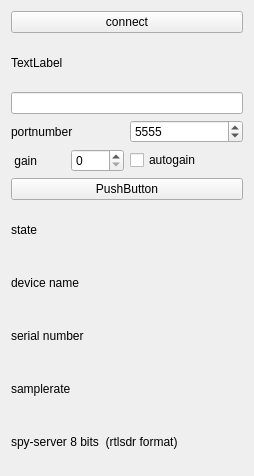
Old version of the form sources/devices/spy-server-8/spyserver-widget-8.ui in the repository JvanKatwijk/qt-dab.
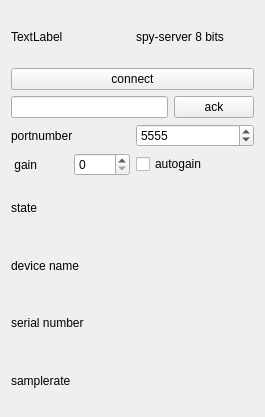
New version of the form. Custom widgets are drawn as their Qt base class.

What changed in the file:
```diff
--- a/sources/devices/spy-server-8/spyserver-widget-8.ui
+++ b/sources/devices/spy-server-8/spyserver-widget-8.ui
@@ -6,8 +6,8 @@
    <rect>
     <x>0</x>
     <y>0</y>
-    <width>254</width>
-    <height>476</height>
+    <width>265</width>
+    <height>417</height>
    </rect>
   </property>
   <property name="windowTitle">
@@ -17,23 +17,44 @@
    <item>
     <layout class="QHBoxLayout" name="horizontalLayout">
      <item>
-      <widget class="QPushButton" name="spyServer_connect">
+      <widget class="clickablelabel" name="copyrightLabel">
        <property name="text">
-        <string>connect</string>
+        <string>TextLabel</string>
+       </property>
+      </widget>
+     </item>
+     <item>
+      <widget class="QLabel" name="label">
+       <property name="toolTip">
+        <string>&lt;html&gt;&lt;head/&gt;&lt;body&gt;&lt;p&gt;The url  &amp;quot;https://airspy.com/directory/&amp;quot; shows a list of publicly available spy servers. However, note that for Qt-DAB one needs at least 2 Msamples/second (for 8 bit samples this means 4 Mb/s)&lt;/p&gt;&lt;p/&gt;&lt;p/&gt;&lt;/body&gt;&lt;/html&gt;</string>
+       </property>
+       <property name="text">
+        <string>spy-server 8 bits  </string>
        </property>
       </widget>
      </item>
     </layout>
    </item>
    <item>
-    <widget class="QLabel" name="lblHelp">
+    <widget class="QPushButton" name="spyServer_connect">
      <property name="text">
-      <string>TextLabel</string>
+      <string>connect</string>
      </property>
     </widget>
    </item>
    <item>
-    <widget class="QLineEdit" name="hostLineEdit"/>
+    <layout class="QHBoxLayout" name="horizontalLayout_3">
+     <item>
+      <widget class="QLineEdit" name="hostLineEdit"/>
+     </item>
+     <item>
+      <widget class="QPushButton" name="ackButton">
+       <property name="text">
+        <string>ack</string>
+       </property>
+      </widget>
+     </item>
+    </layout>
    </item>
    <item>
     <layout class="QHBoxLayout" name="horizontalLayout_4">
@@ -85,13 +106,6 @@
      </item>
     </layout>
    </item>
-   <item>
-    <widget class="QPushButton" name="xml_dumpButton">
-     <property name="text">
-      <string>PushButton</string>
-     </property>
-    </widget>
-   </item>
    <item>
     <widget class="QLabel" name="theState">
      <property name="text">
@@ -120,18 +134,15 @@
      </property>
     </widget>
    </item>
-   <item>
-    <widget class="QLabel" name="label">
-     <property name="toolTip">
-      <string>&lt;html&gt;&lt;head/&gt;&lt;body&gt;&lt;p&gt;The url  &amp;quot;https://airspy.com/directory/&amp;quot; shows a list of publicly available spy servers. However, note that for Qt-DAB one needs at least 2 Msamples/second (for 8 bit samples this means 4 Mb/s)&lt;/p&gt;&lt;p/&gt;&lt;p/&gt;&lt;/body&gt;&lt;/html&gt;</string>
-     </property>
-     <property name="text">
-      <string>spy-server 8 bits  (rtlsdr format)</string>
-     </property>
-    </widget>
-   </item>
   </layout>
  </widget>
+ <customwidgets>
+  <customwidget>
+   <class>clickablelabel</class>
+   <extends>QLabel</extends>
+   <header>clickable-label.h</header>
+  </customwidget>
+ </customwidgets>
  <resources/>
  <connections/>
 </ui>
```
